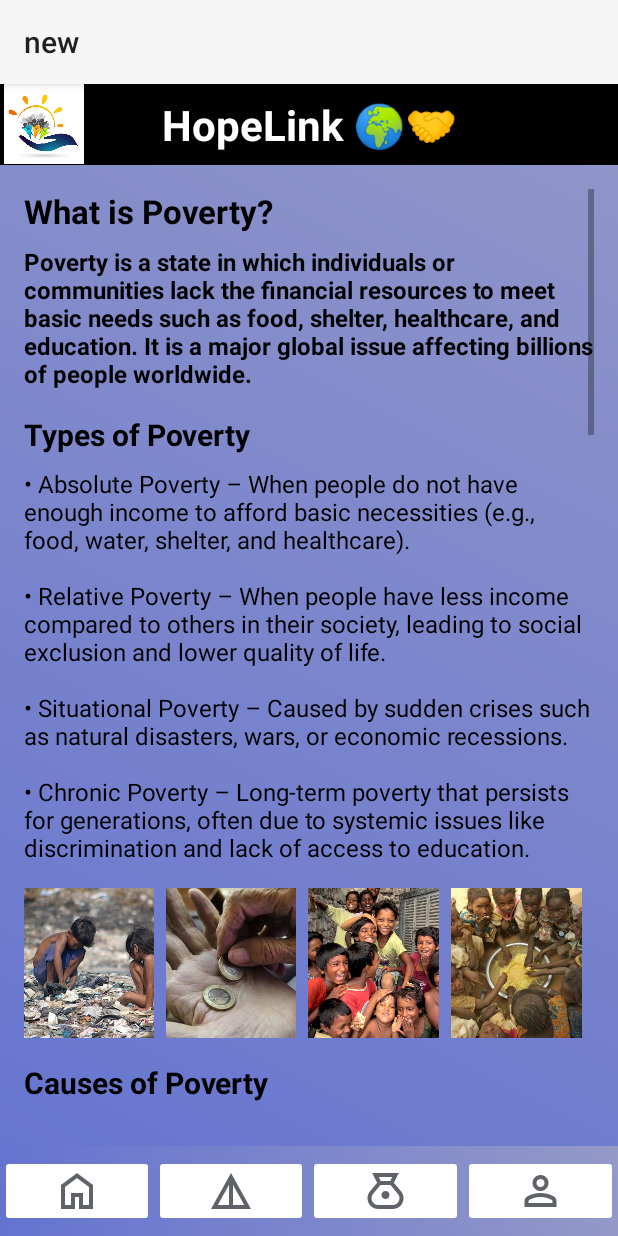
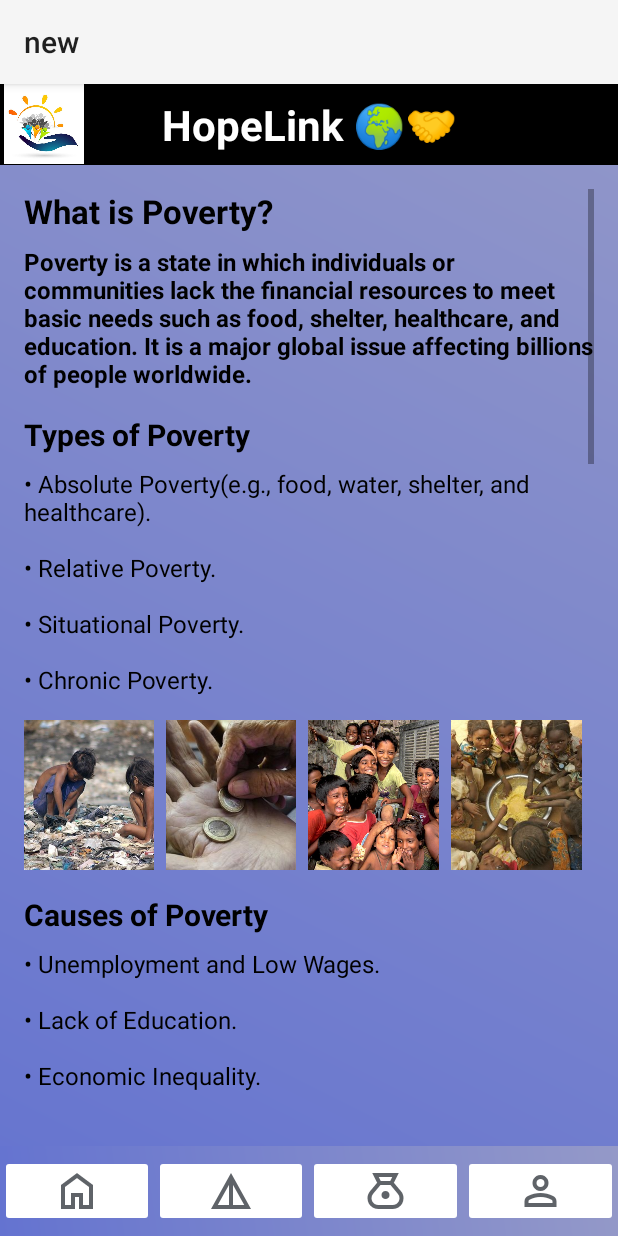
Before and after one commit to Udigithub/Mobile-App, an Android app: the MainActivity6 screen opened directly, with no data from a screen before it, on a phone screen of 412 x 824 dp. Run offline under Robolectric (Android 15) with nearby library versions, the phone set to English and light mode, and no system bars.

Commit message:
Ui changes

```diff
--- a/app/src/main/java/com/example/anew/MainActivity2.kt
+++ b/app/src/main/java/com/example/anew/MainActivity2.kt
@@ -30,7 +30,6 @@ class MainActivity2 : AppCompatActivity() {
             val intentToLogin = Intent(this, MainActivity6::class.java)
             startActivity(intentToLogin)
         }
-
         val imageButton3 = findViewById<ImageButton>(R.id.btn_donate)
         imageButton3.setOnClickListener {
             val intentToLogin = Intent(this, MainActivity3::class.java)
--- a/app/src/main/java/com/example/anew/MainActivity6.kt
+++ b/app/src/main/java/com/example/anew/MainActivity6.kt
@@ -1,6 +1,8 @@
 package com.example.anew
 
+import android.content.Intent
 import android.os.Bundle
+import android.widget.ImageButton
 import androidx.activity.enableEdgeToEdge
 import androidx.appcompat.app.AppCompatActivity
 import androidx.core.view.ViewCompat
@@ -16,5 +18,27 @@ class MainActivity6 : AppCompatActivity() {
             v.setPadding(systemBars.left, systemBars.top, systemBars.right, systemBars.bottom)
             insets
         }
+        val imageButton1 = findViewById<ImageButton>(R.id.btn_home)
+        imageButton1.setOnClickListener {
+            val intentToLogin = Intent(this, MainActivity2::class.java)
+            startActivity(intentToLogin)
+        }
+
+        val imageButton2 = findViewById<ImageButton>(R.id.btn_search)
+        imageButton2.setOnClickListener {
+            val intentToLogin = Intent(this, MainActivity6::class.java)
+            startActivity(intentToLogin)
+        }
+        val imageButton3 = findViewById<ImageButton>(R.id.btn_donate)
+        imageButton3.setOnClickListener {
+            val intentToLogin = Intent(this, MainActivity3::class.java)
+            startActivity(intentToLogin)
+        }
+
+        val imageButton4 = findViewById<ImageButton>(R.id.btn_profile)
+        imageButton4.setOnClickListener {
+            val intentToLogin = Intent(this, MainActivity5::class.java)
+            startActivity(intentToLogin)
+        }
     }
 }
--- a/app/src/main/res/layout/activity_main3.xml
+++ b/app/src/main/res/layout/activity_main3.xml
@@ -77,7 +77,7 @@
                 android:id="@+id/paragraph2"
                 android:layout_width="match_parent"
                 android:layout_height="wrap_content"
-                android:text="Your donation is a powerful tool in the fight against poverty. It directly helps provide food, shelter, education, and healthcare to those in need. Every contribution, no matter the size, can make a real difference in breaking the cycle of poverty.\n\nHere’s why your donation is important:\n\nProviding Basic Needs – Many people struggle to afford food, clean water, and shelter. Your donation helps ensure they have access to these essentials.\n\nSupporting Education – Education is a key factor in overcoming poverty. Your donation can provide school supplies, tuition, and better learning opportunities for underprivileged children.\n\nImproving Healthcare – Poor communities often lack access to proper healthcare. Your support helps fund medical treatment, vaccinations, and maternal care.\n\nCreating Economic Opportunities – Donations can fund job training programs and small business initiatives, empowering individuals to build a sustainable future.\n\nEmergency Relief – During crises like natural disasters, wars, or pandemics, donations help provide immediate relief, including food, shelter, and medical aid.\n\nBy donating, you become part of a global effort to reduce poverty and create a better world. Your generosity can change lives and offer hope to those in need. 🌍❤️"
+                android:text="Your donation is a powerful tool in the fight against poverty. It directly helps provide food, shelter, education, and healthcare to those in need. Every contribution, no matter the size, can make a real difference in breaking the cycle of poverty.\n\nHere’s why your donation is important:\n\n• Providing Basic Needs.\n\n• Supporting Education.\n\n• Improving Healthcare\n\n• Creating Economic Opportunities\n\n• Emergency Relief.\n\nBy donating, you become part of a global effort to reduce poverty and create a better world. Your generosity can change lives and offer hope to those in need. 🌍❤️"
                 android:textColor="@color/black"
                 android:textStyle="bold"
                 android:textSize="16sp"
@@ -140,7 +140,7 @@
 
             <!-- Donate Button -->
             <Button
-                android:id="@+id/btn_donate"
+                android:id="@+id/btn_donation"
                 android:layout_width="match_parent"
                 android:layout_height="56dp"
                 android:layout_marginTop="32dp"
@@ -195,7 +195,7 @@
                 android:contentDescription="Search"/>
 
             <ImageButton
-                android:id="@+id/btn_notifications"
+                android:id="@+id/btn_donate"
                 android:layout_width="0dp"
                 android:layout_height="48dp"
                 android:layout_weight="1"
--- a/app/src/main/res/layout/activity_main5.xml
+++ b/app/src/main/res/layout/activity_main5.xml
@@ -163,7 +163,7 @@
                 android:contentDescription="Search" />
 
             <ImageButton
-                android:id="@+id/btn_notifications"
+                android:id="@+id/btn_donate"
                 android:layout_width="0dp"
                 android:layout_height="48dp"
                 android:layout_weight="1"
--- a/app/src/main/res/layout/activity_main6.xml
+++ b/app/src/main/res/layout/activity_main6.xml
@@ -83,7 +83,7 @@
             <TextView
                 android:layout_width="match_parent"
                 android:layout_height="wrap_content"
-                android:text="• Absolute Poverty – When people do not have enough income to afford basic necessities (e.g., food, water, shelter, and healthcare).\n\n• Relative Poverty – When people have less income compared to others in their society, leading to social exclusion and lower quality of life.\n\n• Situational Poverty – Caused by sudden crises such as natural disasters, wars, or economic recessions.\n\n• Chronic Poverty – Long-term poverty that persists for generations, often due to systemic issues like discrimination and lack of access to education."
+                android:text="• Absolute Poverty(e.g., food, water, shelter, and healthcare).\n\n• Relative Poverty.\n\n• Situational Poverty.\n\n• Chronic Poverty."
                 android:textSize="16sp"
                 android:textColor="@color/black"
                 android:paddingBottom="16dp" />
@@ -143,7 +143,7 @@
             <TextView
                 android:layout_width="match_parent"
                 android:layout_height="wrap_content"
-                android:text="• Unemployment and Low Wages – Lack of stable income sources keeps people in poverty.\n\n• Lack of Education – Education is key to escaping poverty, but many poor communities lack schools or resources.\n\n• Economic Inequality – Wealth is unevenly distributed, keeping certain populations at a disadvantage.\n\n• Conflict and Political Instability – Wars and corrupt governments hinder economic growth and stability.\n\n• Climate Change and Natural Disasters – Droughts, floods, and other disasters can destroy livelihoods and push people into poverty."
+                android:text="• Unemployment and Low Wages.\n\n• Lack of Education.\n\n• Economic Inequality.\n\n• Conflict and Political Instability.\n\n• Climate Change and Natural Disasters."
                 android:textSize="16sp"
                 android:textColor="@color/black"
                 android:paddingBottom="16dp" />
@@ -203,7 +203,7 @@
             <TextView
                 android:layout_width="match_parent"
                 android:layout_height="wrap_content"
-                android:text="• Malnutrition and poor health\n• Limited access to education\n• Increased crime and social unrest\n• Homelessness and poor living conditions\n• Child labor and exploitation"
+                android:text="• Malnutrition and poor health\n\n• Limited access to education\n\n• Increased crime and social unrest\n\n• Homelessness and poor living conditions\n\n• Child labor and exploitation"
                 android:textSize="16sp"
                 android:textColor="@color/black"
                 android:paddingBottom="16dp" />
@@ -263,10 +263,52 @@
             <TextView
                 android:layout_width="match_parent"
                 android:layout_height="wrap_content"
-                android:text="• Education and Skill Development – Providing free and quality education can help individuals secure better jobs.\n\n• Economic Growth and Job Creation – Investments in industries and small businesses can create employment opportunities.\n\n• Healthcare Access – Affordable healthcare reduces financial burdens on poor families.\n\n• Social Welfare Programs – Government programs like food assistance, housing support, and cash transfers help reduce poverty.\n\n• Gender Equality – Empowering women and girls can break the cycle of poverty in many communities.\n\n• Sustainable Development – Investing in renewable energy, clean water, and environmental protection helps communities build resilience."
+                android:text="• Education and Skill Development.\n\n• Economic Growth and Job Creation.\n\n• Healthcare Access.\n\n• Social Welfare Programs.\n\n• Gender Equality.\n\n• Sustainable Development."
                 android:textSize="16sp"
                 android:textColor="@color/black"
                 android:paddingBottom="16dp" />
+
+            <LinearLayout
+                android:layout_width="match_parent"
+                android:layout_height="wrap_content"
+                android:orientation="horizontal"
+                android:gravity="center"
+                android:paddingBottom="16dp">
+
+                <ImageView
+                    android:layout_width="0dp"
+                    android:layout_height="100dp"
+                    android:layout_weight="1"
+                    android:src="@drawable/photo6"
+                    android:scaleType="centerCrop"
+                    android:layout_marginEnd="8dp"/>
+
+                <ImageView
+                    android:layout_width="0dp"
+                    android:layout_height="100dp"
+                    android:layout_weight="1"
+                    android:src="@drawable/photo7"
+                    android:scaleType="centerCrop"
+                    android:layout_marginEnd="8dp"/>
+
+                <ImageView
+                    android:layout_width="0dp"
+                    android:layout_height="100dp"
+                    android:layout_weight="1"
+                    android:src="@drawable/photo9"
+                    android:scaleType="centerCrop"
+                    android:layout_marginEnd="8dp"/>
+
+                <ImageView
+                    android:layout_width="0dp"
+                    android:layout_height="100dp"
+                    android:layout_weight="1"
+                    android:src="@drawable/photo8"
+                    android:scaleType="centerCrop"
+                    android:layout_marginEnd="8dp"/>
+
+            </LinearLayout>
+
 
             <TextView
                 android:id="@+id/poorest_countries"
@@ -376,7 +418,7 @@
                 android:contentDescription="Search" />
 
             <ImageButton
-                android:id="@+id/btn_notifications"
+                android:id="@+id/btn_donate"
                 android:layout_width="0dp"
                 android:layout_height="48dp"
                 android:layout_weight="1"
```
Also changed, not shown: app/src/main/java/com/example/anew/MainActivity3.kt (+29 -2 lines), app/src/main/java/com/example/anew/MainActivity5.kt (+27 -0 lines), app/src/main/java/com/example/anew/MainActivity7.kt (+23 -0 lines), app/src/main/res/layout/activity_main7.xml (+29 -18 lines), app/src/main/res/drawable/photo6.jpg (added), app/src/main/res/drawable/photo7.jpg (added), app/src/main/res/drawable/photo8.jpg (added), app/src/main/res/drawable/photo9.jpg (added).
